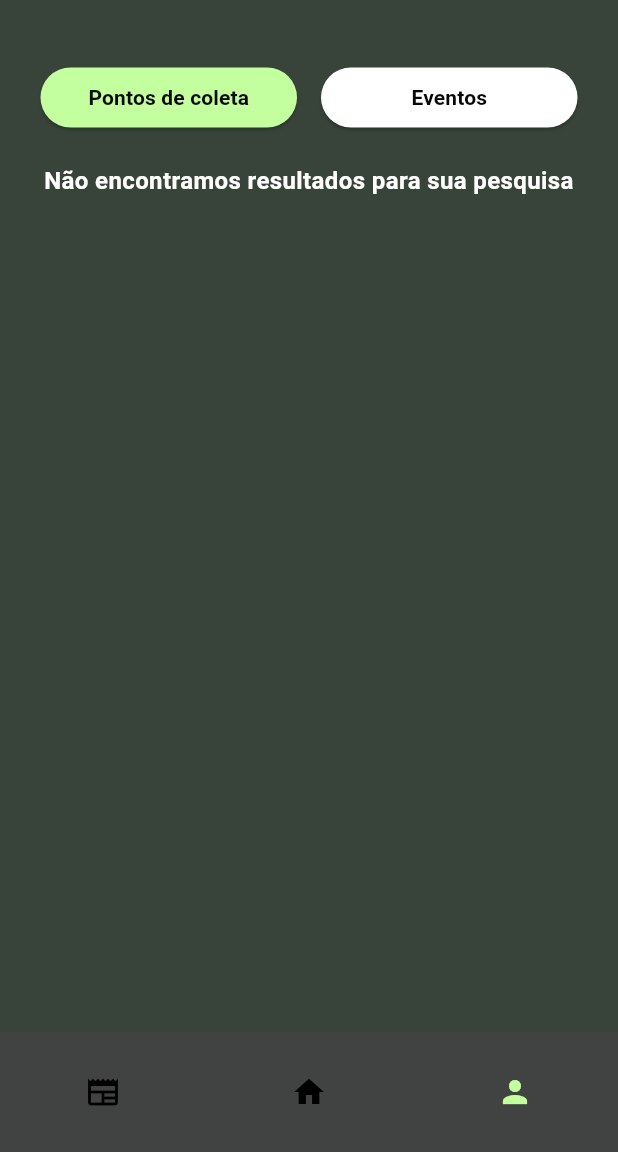
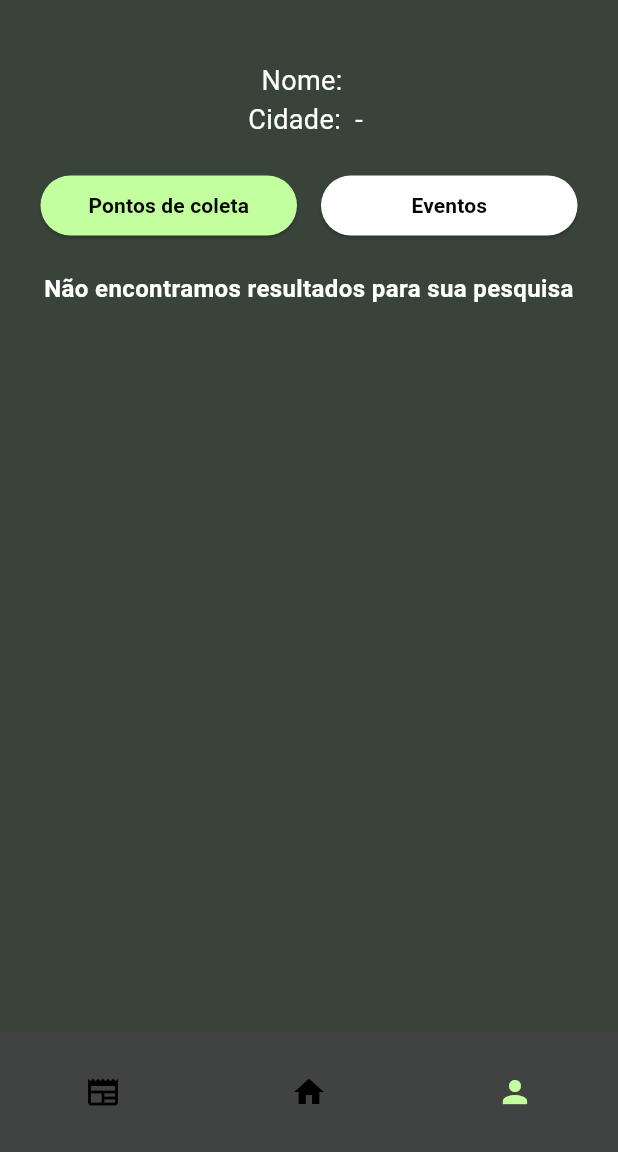
Before and after one commit to joaop-rosa/EcoVitam-Frontend, a Flutter app: the UserPage screen opened by its route, item 3 of the bottom bar chosen, after a tap on "Pontos de coleta", on a phone screen of 412 x 824 dp, the part 84-1236 px from its top. Run offline on Flutter 3.47's test engine with Material 3 defaults, Android fonts, the phone set to English and light mode, and no system bars; our stand-ins replace jwt_decoder, shared_preferences; accounts and stored records are empty; network calls fail.

Commit message:
added user infos to user page

```diff
--- /dev/null
+++ b/lib/models/User.dart
@@ -0,0 +1,41 @@
+class User {
+  final int id;
+  final String nome;
+  final DateTime data_nascimento;
+  final String estado;
+  final String cidade;
+  final bool is_admin;
+
+  User({
+    required this.id,
+    required this.nome,
+    required this.data_nascimento,
+    required this.estado,
+    required this.cidade,
+    required this.is_admin,
+  });
+
+  // Fábrica para criar instância de User a partir de um JSON
+  factory User.fromJson(Map<String, dynamic> json) {
+    return User(
+      id: json['id'],
+      nome: '${json['primeiro_nome']} ${json['ultimo_nome']}',
+      data_nascimento: DateTime.parse(json['data_nascimento']),
+      estado: json['estado'],
+      cidade: json['cidade'],
+      is_admin: json['is_admin'] == 1 ? true : false,
+    );
+  }
+
+  // Converte a instância de User para JSON
+  Map<String, dynamic> toJson() {
+    return {
+      'id': id,
+      'nome': nome,
+      'data_nascimento': data_nascimento,
+      'estado': estado,
+      'cidade': cidade,
+      'is_admin': is_admin,
+    };
+  }
+}
--- a/lib/pages/user_page.dart
+++ b/lib/pages/user_page.dart
@@ -6,9 +6,11 @@ import 'package:ecovitam/constants/colors.dart';
 import 'package:ecovitam/helpers/jwt.dart';
 import 'package:ecovitam/models/CollectionPoint.dart';
 import 'package:ecovitam/models/Events.dart';
+import 'package:ecovitam/models/User.dart';
 import 'package:flutter/material.dart';
 import 'package:http/http.dart' as http;
 import 'dart:convert';
+import 'package:jwt_decoder/jwt_decoder.dart';
 
 class UserPage extends StatefulWidget {
   const UserPage({super.key});
@@ -23,6 +25,7 @@ class _UserPageState extends State<UserPage> {
   List<CollectionPoint> collectionPoints = [];
   List<Event> events = [];
   String selectedButton = 'collectionPoint';
+  User? user;
 
   Future<void> fetchList() async {
     setState(() {
@@ -78,10 +81,22 @@ class _UserPageState extends State<UserPage> {
     }
   }
 
+  Future<void> initializeData() async {
+    final token = await getToken();
+    if (token != null) {
+      setState(() {
+        final decodedToken = JwtDecoder.decode(token);
+        user = User.fromJson(jsonDecode(decodedToken['user']));
+      });
+    }
+
+    fetchList();
+  }
+
   @override
   void initState() {
     super.initState();
-    fetchList();
+    initializeData();
   }
 
   Widget renderList() {
@@ -157,25 +172,36 @@ class _UserPageState extends State<UserPage> {
           ),
           child: Column(
             children: [
+              user != null
+                  ? Column(children: [
+                      Text(
+                        'Nome: ${user?.nome}',
+                        style:
+                            const TextStyle(color: Colors.white, fontSize: 18),
+                      ),
+                      Text(
+                        'Cidade: ${user?.cidade} - ${user?.estado}',
+                        style:
+                            const TextStyle(color: Colors.white, fontSize: 18),
+                      )
+                    ])
+                  : const CircularProgressIndicator(),
+              const SizedBox(height: 20),
               Row(
                 mainAxisAlignment: MainAxisAlignment.center,
-                crossAxisAlignment: CrossAxisAlignment.center,
                 children: [
                   Expanded(
                       child: ElevatedButton(
-                          onPressed: () => {
+                          onPressed: () {
                             setState(() {
-                                  String oldState = selectedButton;
                               selectedButton = 'collectionPoint';
-                                  if (selectedButton != oldState) {
                               fetchList();
-                                  }
-                                })
+                            });
                           },
                           style: selectedButton == 'collectionPoint'
-                              ? const ButtonStyle(
+                              ? ButtonStyle(
                                   backgroundColor:
-                                      WidgetStatePropertyAll(primary),
+                                      WidgetStateProperty.all(primary),
                                 )
                               : const ButtonStyle(),
                           child: const Text(
@@ -188,25 +214,25 @@ class _UserPageState extends State<UserPage> {
                   const SizedBox(width: 16),
                   Expanded(
                       child: ElevatedButton(
-                          onPressed: () => {
+                          onPressed: () {
                             setState(() {
-                                  String oldState = selectedButton;
                               selectedButton = 'events';
-                                  if (selectedButton != oldState) {
                               fetchList();
-                                  }
-                                })
+                            });
                           },
                           style: selectedButton == 'events'
-                              ? const ButtonStyle(
+                              ? ButtonStyle(
                                   backgroundColor:
-                                      WidgetStatePropertyAll(primary))
+                                      WidgetStateProperty.all(primary),
+                                )
                               : const ButtonStyle(),
-                          child: const Text('Eventos',
+                          child: const Text(
+                            'Eventos',
                             style: TextStyle(
                                 color: Color.fromRGBO(7, 7, 7, 1),
                                 fontWeight: FontWeight.bold,
-                                  fontSize: 14)))),
+                                fontSize: 14),
+                          ))),
                 ],
               ),
               const SizedBox(height: 20),
--- a/pubspec.yaml
+++ b/pubspec.yaml
@@ -33,6 +33,7 @@ dependencies:
 
   http: ^0.13.5
   intl: ^0.17.0
+  jwt_decoder: ^2.0.1
 
   # The following adds the Cupertino Icons font to your application.
   # Use with the CupertinoIcons class for iOS style icons.
```
Also changed, not shown: pubspec.lock. Lines whose indentation alone changed are shown as unchanged.
